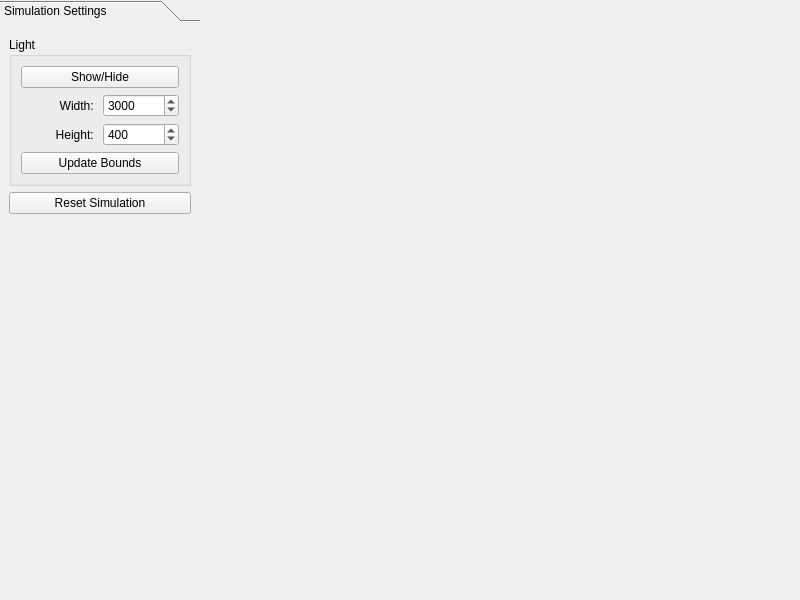
SebastianTroy/Evolving-Plants, file MainWindow.ui: the form before one commit.
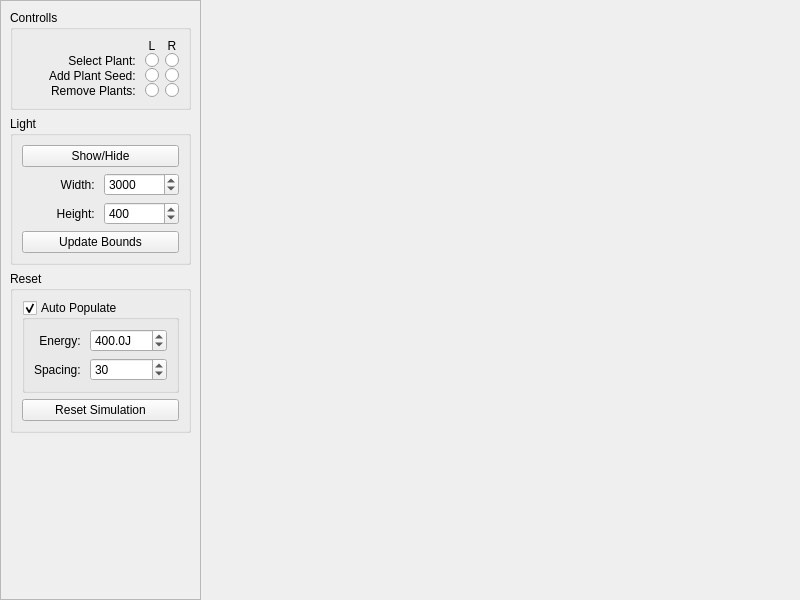
The form after the commit. Icons and pictures are not drawn. Custom widgets are drawn as their Qt base class.

Commit message: Added controls to allow user interaction with the simulation  - Can add/remove plants  - Can select a plant (does nothing yet)  - Added Controls to allow customisation of the reset simulation  - Reverted additions to GenePlantStructure as they upset the balance and led to uninteresting simulations - Moved tickCount into Simulation

The edit to the form file:
```diff
--- a/MainWindow.ui
+++ b/MainWindow.ui
@@ -14,7 +14,7 @@
    <string>MainWindow</string>
   </property>
   <widget class="QWidget" name="rootWidget">
-   <layout class="QHBoxLayout" name="horizontalLayout" stretch="1,3">
+   <layout class="QHBoxLayout" name="horizontalLayout">
     <property name="spacing">
      <number>0</number>
     </property>
@@ -31,44 +31,203 @@
      <number>0</number>
     </property>
     <item>
-     <widget class="QToolBox" name="toolBox">
-      <property name="currentIndex">
-       <number>0</number>
+     <widget class="QScrollArea" name="scrollArea">
+      <property name="sizePolicy">
+       <sizepolicy hsizetype="Preferred" vsizetype="Preferred">
+        <horstretch>0</horstretch>
+        <verstretch>0</verstretch>
+       </sizepolicy>
       </property>
-      <widget class="QWidget" name="page">
+      <property name="horizontalScrollBarPolicy">
+       <enum>Qt::ScrollBarAlwaysOff</enum>
+      </property>
+      <property name="widgetResizable">
+       <bool>true</bool>
+      </property>
+      <widget class="QWidget" name="scrollAreaWidgetContents_2">
        <property name="geometry">
         <rect>
          <x>0</x>
          <y>0</y>
-         <width>200</width>
-         <height>570</height>
+         <width>176</width>
+         <height>598</height>
         </rect>
        </property>
-       <attribute name="label">
-        <string>Simulation Settings</string>
-       </attribute>
-       <layout class="QGridLayout" name="gridLayout">
-        <item row="4" column="0" colspan="2">
-         <widget class="QPushButton" name="resetButton">
-          <property name="text">
-           <string>Reset Simulation</string>
+       <layout class="QVBoxLayout" name="verticalLayout_2">
+        <item>
+         <widget class="QGroupBox" name="controllsGroupbox">
+          <property name="title">
+           <string>Controlls</string>
           </property>
+          <layout class="QGridLayout" name="gridLayout_4">
+           <property name="leftMargin">
+            <number>9</number>
+           </property>
+           <property name="topMargin">
+            <number>9</number>
+           </property>
+           <property name="rightMargin">
+            <number>9</number>
+           </property>
+           <property name="bottomMargin">
+            <number>9</number>
+           </property>
+           <property name="horizontalSpacing">
+            <number>6</number>
+           </property>
+           <property name="verticalSpacing">
+            <number>0</number>
+           </property>
+           <item row="1" column="2">
+            <widget class="QRadioButton" name="rightSelectPlant">
+             <property name="sizePolicy">
+              <sizepolicy hsizetype="Fixed" vsizetype="Fixed">
+               <horstretch>0</horstretch>
+               <verstretch>0</verstretch>
+              </sizepolicy>
+             </property>
+             <property name="autoExclusive">
+              <bool>false</bool>
+             </property>
+             <attribute name="buttonGroup">
+              <string notr="true">rightMouseButtonActionGroup</string>
+             </attribute>
+            </widget>
+           </item>
+           <item row="1" column="1">
+            <widget class="QRadioButton" name="leftSelectPlant">
+             <property name="sizePolicy">
+              <sizepolicy hsizetype="Fixed" vsizetype="Fixed">
+               <horstretch>0</horstretch>
+               <verstretch>0</verstretch>
+              </sizepolicy>
+             </property>
+             <property name="autoExclusive">
+              <bool>false</bool>
+             </property>
+             <attribute name="buttonGroup">
+              <string notr="true">leftMouseButtonActionGroup</string>
+             </attribute>
+            </widget>
+           </item>
+           <item row="3" column="2">
+            <widget class="QRadioButton" name="rightRemovePlants">
+             <property name="sizePolicy">
+              <sizepolicy hsizetype="Fixed" vsizetype="Fixed">
+               <horstretch>0</horstretch>
+               <verstretch>0</verstretch>
+              </sizepolicy>
+             </property>
+             <property name="autoExclusive">
+              <bool>false</bool>
+             </property>
+             <attribute name="buttonGroup">
+              <string notr="true">rightMouseButtonActionGroup</string>
+             </attribute>
+            </widget>
+           </item>
+           <item row="1" column="0">
+            <widget class="QLabel" name="selectPlantLabel">
+             <property name="text">
+              <string>Select Plant: </string>
+             </property>
+             <property name="alignment">
+              <set>Qt::AlignRight|Qt::AlignTrailing|Qt::AlignVCenter</set>
+             </property>
+            </widget>
+           </item>
+           <item row="2" column="2">
+            <widget class="QRadioButton" name="rightAddSeed">
+             <property name="sizePolicy">
+              <sizepolicy hsizetype="Fixed" vsizetype="Fixed">
+               <horstretch>0</horstretch>
+               <verstretch>0</verstretch>
+              </sizepolicy>
+             </property>
+             <property name="autoExclusive">
+              <bool>false</bool>
+             </property>
+             <attribute name="buttonGroup">
+              <string notr="true">rightMouseButtonActionGroup</string>
+             </attribute>
+            </widget>
+           </item>
+           <item row="2" column="0">
+            <widget class="QLabel" name="addPlantLabel">
+             <property name="text">
+              <string>Add Plant Seed: </string>
+             </property>
+             <property name="alignment">
+              <set>Qt::AlignRight|Qt::AlignTrailing|Qt::AlignVCenter</set>
+             </property>
+            </widget>
+           </item>
+           <item row="3" column="0">
+            <widget class="QLabel" name="removePlantLabel">
+             <property name="text">
+              <string>Remove Plants: </string>
+             </property>
+             <property name="alignment">
+              <set>Qt::AlignRight|Qt::AlignTrailing|Qt::AlignVCenter</set>
+             </property>
+            </widget>
+           </item>
+           <item row="3" column="1">
+            <widget class="QRadioButton" name="leftRemovePlants">
+             <property name="sizePolicy">
+              <sizepolicy hsizetype="Fixed" vsizetype="Fixed">
+               <horstretch>0</horstretch>
+               <verstretch>0</verstretch>
+              </sizepolicy>
+             </property>
+             <property name="autoExclusive">
+              <bool>false</bool>
+             </property>
+             <attribute name="buttonGroup">
+              <string notr="true">leftMouseButtonActionGroup</string>
+             </attribute>
+            </widget>
+           </item>
+           <item row="2" column="1">
+            <widget class="QRadioButton" name="leftAddSeed">
+             <property name="sizePolicy">
+              <sizepolicy hsizetype="Fixed" vsizetype="Fixed">
+               <horstretch>0</horstretch>
+               <verstretch>0</verstretch>
+              </sizepolicy>
+             </property>
+             <property name="autoExclusive">
+              <bool>false</bool>
+             </property>
+             <attribute name="buttonGroup">
+              <string notr="true">leftMouseButtonActionGroup</string>
+             </attribute>
+            </widget>
+           </item>
+           <item row="0" column="1">
+            <widget class="QLabel" name="leftMouseButtonColumnLabel">
+             <property name="text">
+              <string>L</string>
+             </property>
+             <property name="alignment">
+              <set>Qt::AlignCenter</set>
+             </property>
+            </widget>
+           </item>
+           <item row="0" column="2">
+            <widget class="QLabel" name="rightMouseButtonColumnLabel">
+             <property name="text">
+              <string>R</string>
+             </property>
+             <property name="alignment">
+              <set>Qt::AlignCenter</set>
+             </property>
+            </widget>
+           </item>
+          </layout>
          </widget>
         </item>
-        <item row="6" column="0" colspan="2">
-         <spacer name="simulationSettingsSpacer">
-          <property name="orientation">
-           <enum>Qt::Vertical</enum>
-          </property>
-          <property name="sizeHint" stdset="0">
-           <size>
-            <width>20</width>
-            <height>40</height>
-           </size>
-          </property>
-         </spacer>
-        </item>
-        <item row="3" column="0" colspan="2">
+        <item>
          <widget class="QGroupBox" name="groupBox">
           <property name="title">
            <string>Light</string>
@@ -152,6 +311,102 @@
           </layout>
          </widget>
         </item>
+        <item>
+         <widget class="QGroupBox" name="resetSettingsGroup">
+          <property name="title">
+           <string>Reset</string>
+          </property>
+          <layout class="QGridLayout" name="gridLayout_3">
+           <item row="1" column="0">
+            <widget class="QPushButton" name="resetButton">
+             <property name="text">
+              <string>Reset Simulation</string>
+             </property>
+            </widget>
+           </item>
+           <item row="0" column="0">
+            <widget class="QGroupBox" name="autoPopulateGroup">
+             <property name="title">
+              <string>Auto Populate</string>
+             </property>
+             <property name="checkable">
+              <bool>true</bool>
+             </property>
+             <layout class="QGridLayout" name="gridLayout">
+              <item row="1" column="0">
+               <widget class="QLabel" name="autoPopulateSpacingLabel">
+                <property name="text">
+                 <string>Spacing: </string>
+                </property>
+                <property name="alignment">
+                 <set>Qt::AlignRight|Qt::AlignTrailing|Qt::AlignVCenter</set>
+                </property>
+               </widget>
+              </item>
+              <item row="1" column="1">
+               <widget class="QSpinBox" name="autoPopulateSpacingSpinBox">
+                <property name="minimum">
+                 <number>1</number>
+                </property>
+                <property name="maximum">
+                 <number>1000</number>
+                </property>
+                <property name="stepType">
+                 <enum>QAbstractSpinBox::AdaptiveDecimalStepType</enum>
+                </property>
+                <property name="value">
+                 <number>30</number>
+                </property>
+               </widget>
+              </item>
+              <item row="0" column="0">
+               <widget class="QLabel" name="autoPopulateEnergyLabel">
+                <property name="text">
+                 <string>Energy: </string>
+                </property>
+                <property name="alignment">
+                 <set>Qt::AlignRight|Qt::AlignTrailing|Qt::AlignVCenter</set>
+                </property>
+               </widget>
+              </item>
+              <item row="0" column="1">
+               <widget class="QDoubleSpinBox" name="autoPopulateEnergySpinBox">
+                <property name="suffix">
+                 <string>J</string>
+                </property>
+                <property name="decimals">
+                 <number>1</number>
+                </property>
+                <property name="minimum">
+                 <double>1.000000000000000</double>
+                </property>
+                <property name="maximum">
+                 <double>10000.000000000000000</double>
+                </property>
+                <property name="value">
+                 <double>400.000000000000000</double>
+                </property>
+               </widget>
+              </item>
+             </layout>
+            </widget>
+           </item>
+          </layout>
+         </widget>
+        </item>
+        <item>
+         <spacer name="settingsCompressor">
+          <property name="orientation">
+           <enum>Qt::Vertical</enum>
+          </property>
+          <property name="sizeHint" stdset="0">
+           <size>
+            <width>20</width>
+            <height>40</height>
+           </size>
+          </property>
+         </spacer>
+        </item>
        </layout>
       </widget>
      </widget>
@@ -184,7 +439,7 @@
            <number>0</number>
           </property>
           <item>
-           <spacer name="playSpeedSpacerLeft">
+           <spacer name="playSpeedCompressorLeft">
             <property name="orientation">
              <enum>Qt::Horizontal</enum>
             </property>
@@ -309,7 +564,7 @@
            </widget>
           </item>
           <item>
-           <spacer name="playSpeedSpacerRight">
+           <spacer name="playSpeedCompressorRight">
             <property name="orientation">
              <enum>Qt::Horizontal</enum>
             </property>
@@ -325,7 +580,7 @@
         </widget>
        </item>
        <item>
-        <spacer name="playSpeedSpacerBottom">
+        <spacer name="playSpeedCompressorBottom">
          <property name="orientation">
           <enum>Qt::Vertical</enum>
          </property>
```
Left out of the diff: 2 changed lines with no effect on the pictures. The commit also changes 10 other files.
